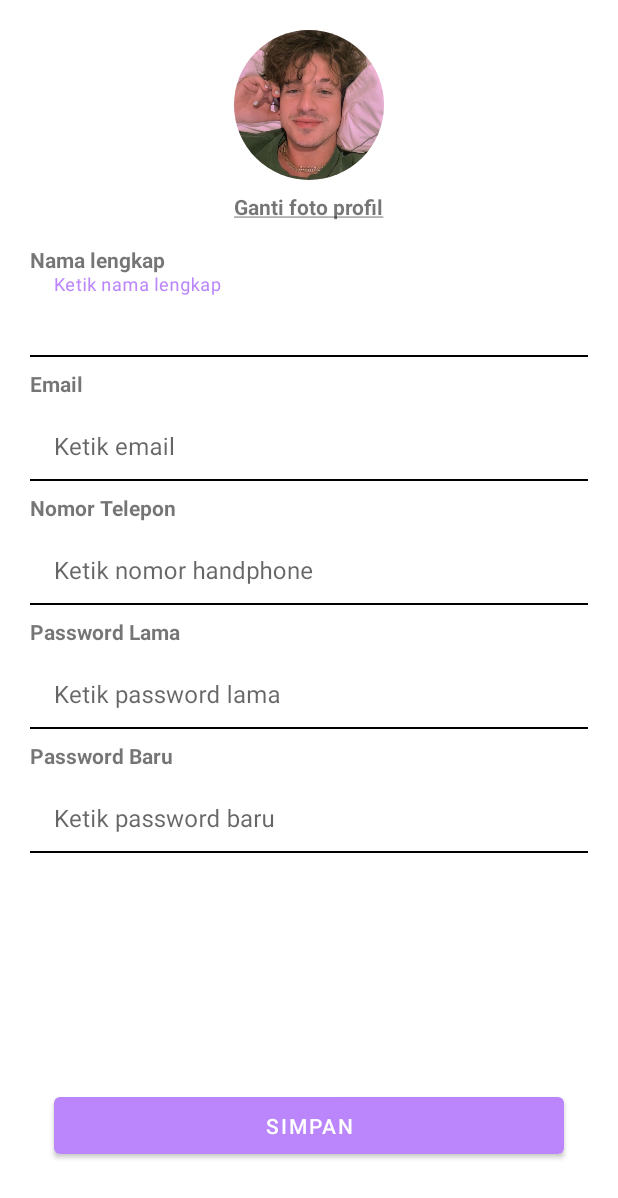
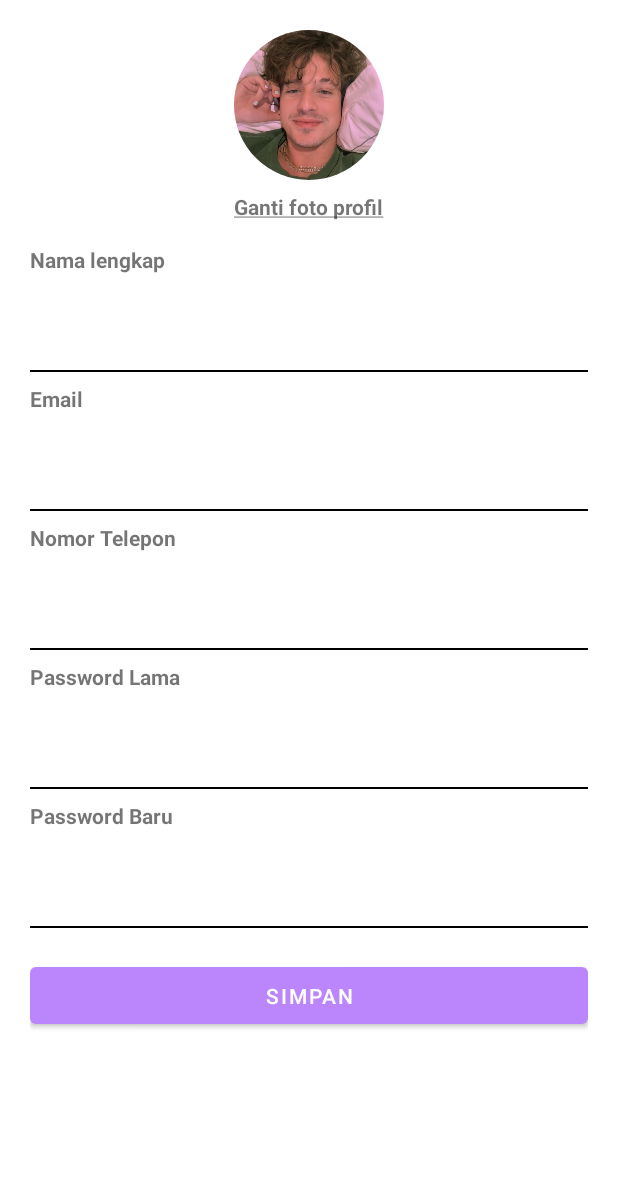
Before and after one commit to Sharah8808/Thesis-EDS, an Android app: the fragment EditProfileFragment shown on its own in the app's theme, on a phone screen of 412 x 824 dp. Shown: the top 1198 px of the screen. Run offline under Robolectric (Android 15) with nearby library versions, the phone set to English and light mode, and no system bars; our stand-ins replace CircleImageView, Firebase (no records; nobody signed in at launch, a user with empty details on screens opened directly); 1 statement that could not run was skipped.

Commit message:
fixing layout

```diff
--- a/app/src/main/AndroidManifest.xml
+++ b/app/src/main/AndroidManifest.xml
@@ -40,7 +40,7 @@
 
         <provider
             android:name="androidx.core.content.FileProvider"
-            android:authorities="com.thesis.eds.fileprovider"
+            android:authorities="${applicationId}.provider"
             android:grantUriPermissions="true"
             android:exported="false">
             <meta-data
--- a/app/src/main/java/com/thesis/eds/ui/viewModels/EditProfileViewModel.kt
+++ b/app/src/main/java/com/thesis/eds/ui/viewModels/EditProfileViewModel.kt
@@ -9,9 +9,11 @@ import androidx.core.content.FileProvider
 import androidx.lifecycle.LiveData
 import androidx.lifecycle.MutableLiveData
 import androidx.lifecycle.ViewModel
+import com.thesis.eds.BuildConfig
 import com.thesis.eds.data.model.User
 import com.thesis.eds.data.repository.UserRepository
 import java.io.File
+import java.util.*
 
 class EditProfileViewModel : ViewModel() {
 
@@ -57,7 +59,7 @@ class EditProfileViewModel : ViewModel() {
                         }
                     } else {
                         // Display error message to the user
-                        Log.d(TAG, "Error update user data, password isnt correct")
+                        Log.d(TAG, "Error update user data, password isn't correct")
                     }
                 }
             }
@@ -100,7 +102,8 @@ class EditProfileViewModel : ViewModel() {
     fun createImageUri(context: Context): Uri {
         val imagesDir = context.getExternalFilesDir(Environment.DIRECTORY_PICTURES)
         val imageFile = File.createTempFile("profile", ".jpg", imagesDir)
-        imageUri = FileProvider.getUriForFile(context, "com.example.app.fileprovider", imageFile)
+        imageUri = FileProvider.getUriForFile(context, BuildConfig.APPLICATION_ID+ ".provider", imageFile)
+
         return imageUri!!
     }
 
--- a/app/src/main/res/layout/fragment_edit_profile.xml
+++ b/app/src/main/res/layout/fragment_edit_profile.xml
@@ -1,15 +1,24 @@
 <?xml version="1.0" encoding="utf-8"?>
-<androidx.constraintlayout.widget.ConstraintLayout
+<FrameLayout
     xmlns:android="http://schemas.android.com/apk/res/android"
     xmlns:tools="http://schemas.android.com/tools"
     xmlns:app="http://schemas.android.com/apk/res-auto"
+    android:layout_width="match_parent"
+    android:layout_height="match_parent"
+    tools:context=".ui.fragments.EditProfileFragment">
+
+    <ScrollView
         android:layout_width="match_parent"
         android:layout_height="match_parent"
         android:paddingLeft="@dimen/activity_horizontal_margin"
         android:paddingTop="@dimen/activity_vertical_margin"
         android:paddingRight="@dimen/activity_horizontal_margin"
         android:paddingBottom="@dimen/activity_vertical_margin"
-    tools:context=".ui.fragments.EditProfileFragment">
+        android:orientation="vertical" >
+
+        <androidx.constraintlayout.widget.ConstraintLayout
+            android:layout_width="match_parent"
+            android:layout_height="wrap_content">
 
             <de.hdodenhof.circleimageview.CircleImageView
                 android:id="@+id/img_avatar"
@@ -48,7 +57,7 @@
                 android:id="@+id/fullname_layout"
                 style="@style/Widget.MaterialComponents.TextInputLayout.OutlinedBox"
                 android:layout_width="0dp"
-        android:layout_height="55dp"
+                android:layout_height="65dp"
                 app:layout_constraintEnd_toEndOf="parent"
                 app:layout_constraintStart_toStartOf="parent"
                 app:layout_constraintTop_toBottomOf="@id/desc_edit_nama"
@@ -58,7 +67,6 @@
                     android:id="@+id/et_fullname"
                     android:layout_width="match_parent"
                     android:layout_height="match_parent"
-            android:hint="@string/prompt_fullname"
                     android:inputType="textPersonName"
                     />
             </com.google.android.material.textfield.TextInputLayout>
@@ -78,7 +86,7 @@
                 android:id="@+id/email_layout"
                 style="@style/Widget.MaterialComponents.TextInputLayout.OutlinedBox"
                 android:layout_width="0dp"
-        android:layout_height="55dp"
+                android:layout_height="65dp"
                 app:layout_constraintEnd_toEndOf="parent"
                 app:layout_constraintStart_toStartOf="parent"
                 app:layout_constraintTop_toBottomOf="@id/desc_email"
@@ -88,7 +96,6 @@
                     android:id="@+id/et_email"
                     android:layout_width="match_parent"
                     android:layout_height="match_parent"
-            android:hint="@string/prompt_email"
                     android:inputType="textPersonName"
                     />
             </com.google.android.material.textfield.TextInputLayout>
@@ -108,7 +115,7 @@
                 android:id="@+id/phone_humber_layout"
                 style="@style/Widget.MaterialComponents.TextInputLayout.OutlinedBox"
                 android:layout_width="0dp"
-        android:layout_height="55dp"
+                android:layout_height="65dp"
                 app:layout_constraintEnd_toEndOf="parent"
                 app:layout_constraintStart_toStartOf="parent"
                 app:layout_constraintTop_toBottomOf="@id/desc_phone_number"
@@ -118,7 +125,6 @@
                     android:id="@+id/et_phone_number"
                     android:layout_width="match_parent"
                     android:layout_height="match_parent"
-            android:hint="@string/prompt_phone_number"
                     android:inputType="textPersonName"
                     />
             </com.google.android.material.textfield.TextInputLayout>
@@ -138,7 +144,7 @@
                 android:id="@+id/new_password_layout"
                 style="@style/Widget.MaterialComponents.TextInputLayout.OutlinedBox"
                 android:layout_width="0dp"
-        android:layout_height="55dp"
+                android:layout_height="65dp"
                 app:layout_constraintEnd_toEndOf="parent"
                 app:layout_constraintStart_toStartOf="parent"
                 app:layout_constraintTop_toBottomOf="@id/desc_new_password"
@@ -148,7 +154,6 @@
                     android:id="@+id/et_new_password"
                     android:layout_width="match_parent"
                     android:layout_height="match_parent"
-            android:hint="@string/prompt_old_password"
                     android:inputType="textPersonName"
                     />
             </com.google.android.material.textfield.TextInputLayout>
@@ -168,7 +173,7 @@
                 android:id="@+id/old_password_layout"
                 style="@style/Widget.MaterialComponents.TextInputLayout.OutlinedBox"
                 android:layout_width="0dp"
-        android:layout_height="55dp"
+                android:layout_height="65dp"
                 app:layout_constraintEnd_toEndOf="parent"
                 app:layout_constraintStart_toStartOf="parent"
                 app:layout_constraintTop_toBottomOf="@id/desc_old_password"
@@ -178,7 +183,6 @@
                     android:id="@+id/et_old_password"
                     android:layout_width="match_parent"
                     android:layout_height="match_parent"
-            android:hint="@string/prompt_new_password"
                     android:inputType="textPersonName"
                     />
             </com.google.android.material.textfield.TextInputLayout>
@@ -188,14 +192,19 @@
                 android:layout_width="0dp"
                 android:layout_height="50dp"
                 android:layout_marginTop="20dp"
-        android:layout_marginHorizontal="@dimen/fab_margin"
-        app:layout_constraintTop_toTopOf="parent"
+                app:layout_constraintTop_toBottomOf="@id/old_password_layout"
                 app:layout_constraintStart_toStartOf="parent"
                 app:layout_constraintEnd_toEndOf="parent"
                 app:layout_constraintBottom_toBottomOf="parent"
-        app:layout_constraintVertical_bias="0.96"
                 android:clickable="true"
                 android:text="Simpan"
                 android:focusable="true" />
+        </androidx.constraintlayout.widget.ConstraintLayout>
 
-</androidx.constraintlayout.widget.ConstraintLayout>
+    </ScrollView>
+
+
+
+
+
+</FrameLayout>
--- a/app/src/main/res/xml/file_paths.xml
+++ b/app/src/main/res/xml/file_paths.xml
@@ -1,5 +1,4 @@
 <?xml version="1.0" encoding="utf-8"?>
-<paths
-    xmlns:android="http://schemas.android.com/apk/res/android">
-    <cache-path name="cache" path="/" />
+<paths xmlns:android="http://schemas.android.com/apk/res/android">
+    <external-path name="external_files" path="."/>
 </paths>
```
Also changed, not shown: app/src/main/java/com/thesis/eds/ui/fragments/EditProfileFragment.kt (+1 -21 lines). Lines whose indentation alone changed are shown as unchanged.
